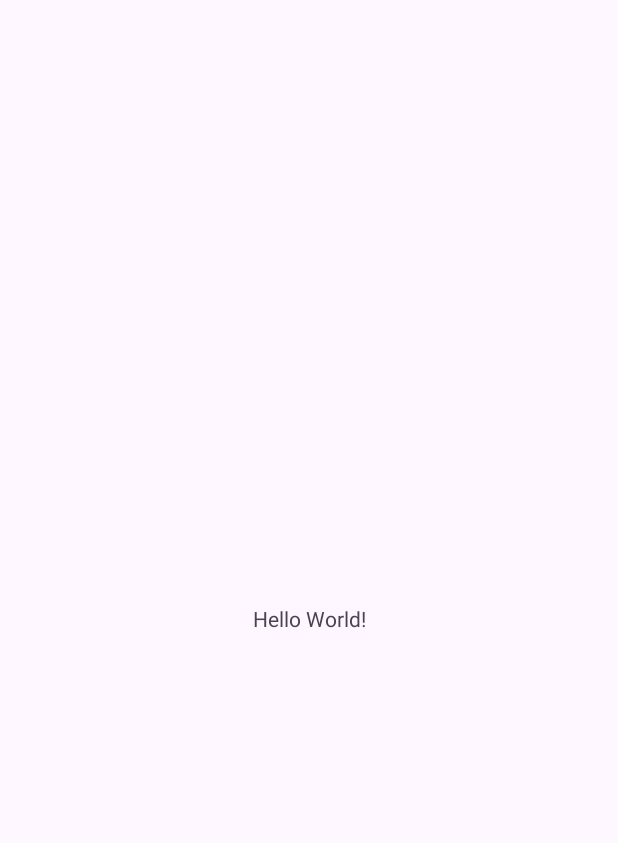
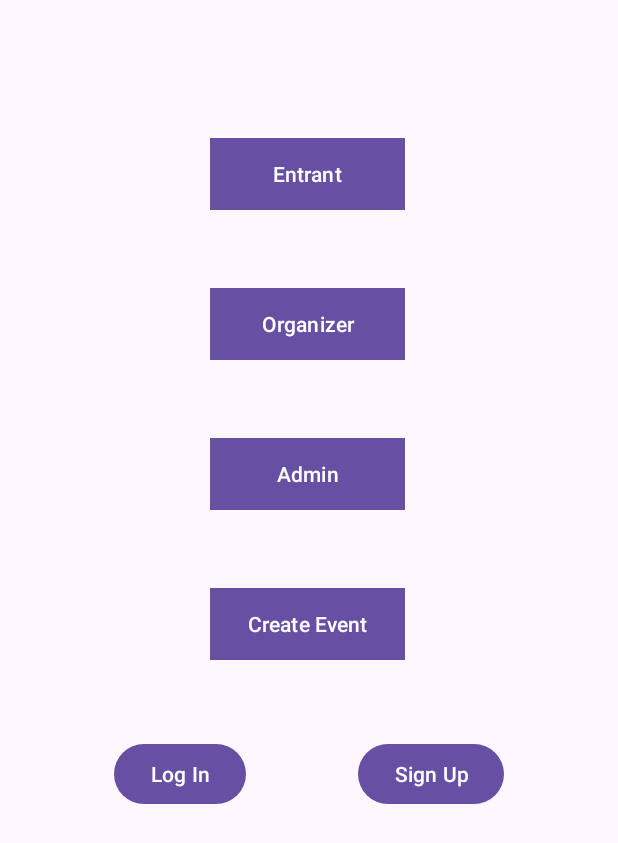
Before and after one commit to CMPUT301F24zenith/zenith-events, an Android app: the screen it shows after launch (MainActivity), on a phone screen of 412 x 824 dp. Before the commit the part shown is almost empty. Shown: the top 843 px of the screen. Run offline under Robolectric (Android 15) with nearby library versions, the phone set to English and light mode, and no system bars.

Commit message:
worked on the acitivity_main.xml layout, which right now had the 4 options (entrant, organizer, admin, create event) and login/signup options. the other drawable file is i made a square button option

```diff
--- /dev/null
+++ b/app/src/main/res/drawable/square_button.xml
@@ -0,0 +1,8 @@
+<?xml version="1.0" encoding="utf-8"?>
+<shape xmlns:android="http://schemas.android.com/apk/res/android">
+    <solid android:color="#6200EE"/>
+    <corners android:radius="0dp"/>
+    <padding android:left="10dp" android:top="10dp" android:right="10dp" android:bottom="10dp"/>
+
+
+</shape>
--- a/app/src/main/res/layout/activity_main.xml
+++ b/app/src/main/res/layout/activity_main.xml
@@ -5,15 +5,74 @@
     android:id="@+id/main"
     android:layout_width="match_parent"
     android:layout_height="match_parent"
-    tools:context=".MainActivity">
+    tools:context=".MainActivity"
+    >
 
-    <TextView
-        android:layout_width="wrap_content"
+
+    <Button
+        android:id="@+id/entrantButton"
+        android:layout_width="130dp"
         android:layout_height="wrap_content"
-        android:text="Hello World!"
-        app:layout_constraintBottom_toBottomOf="parent"
-        app:layout_constraintEnd_toEndOf="parent"
+        android:layout_marginStart="140dp"
+        android:layout_marginTop="92dp"
+        android:background="@drawable/square_button"
+        android:text="Entrant"
         app:layout_constraintStart_toStartOf="parent"
         app:layout_constraintTop_toTopOf="parent" />
 
+    <Button
+        android:id="@+id/organizerButton"
+        android:layout_width="130dp"
+        android:layout_height="wrap_content"
+        android:layout_marginStart="140dp"
+        android:layout_marginTop="52dp"
+        android:background="@drawable/square_button"
+        android:text="Organizer"
+        app:layout_constraintStart_toStartOf="parent"
+        app:layout_constraintTop_toBottomOf="@+id/entrantButton" />
+
+    <Button
+        android:id="@+id/adminButton"
+        android:layout_width="130dp"
+        android:layout_height="wrap_content"
+        android:layout_marginStart="140dp"
+        android:layout_marginTop="52dp"
+        android:background="@drawable/square_button"
+        android:text="Admin"
+        app:layout_constraintStart_toStartOf="parent"
+        app:layout_constraintTop_toBottomOf="@+id/organizerButton" />
+
+    <Button
+        android:id="@+id/createEventButton"
+        android:layout_width="130dp"
+        android:layout_height="wrap_content"
+        android:layout_marginStart="140dp"
+        android:layout_marginTop="52dp"
+        android:background="@drawable/square_button"
+        android:text="Create Event"
+        app:layout_constraintStart_toStartOf="parent"
+        app:layout_constraintTop_toBottomOf="@+id/adminButton" />
+
+    <Button
+        android:id="@+id/logInButton"
+        android:layout_width="wrap_content"
+        android:layout_height="wrap_content"
+        android:layout_marginStart="76dp"
+        android:layout_marginTop="52dp"
+        android:text="Log In"
+        app:layout_constraintEnd_toStartOf="@+id/signUpButton"
+        app:layout_constraintHorizontal_bias="0.0"
+        app:layout_constraintStart_toStartOf="parent"
+        app:layout_constraintTop_toBottomOf="@+id/createEventButton" />
+
+    <Button
+        android:id="@+id/signUpButton"
+        android:layout_width="wrap_content"
+        android:layout_height="wrap_content"
+        android:layout_marginEnd="76dp"
+        android:text="Sign Up"
+        app:layout_constraintEnd_toEndOf="parent"
+        app:layout_constraintTop_toTopOf="@+id/logInButton" />
+
+
 </androidx.constraintlayout.widget.ConstraintLayout>
```
